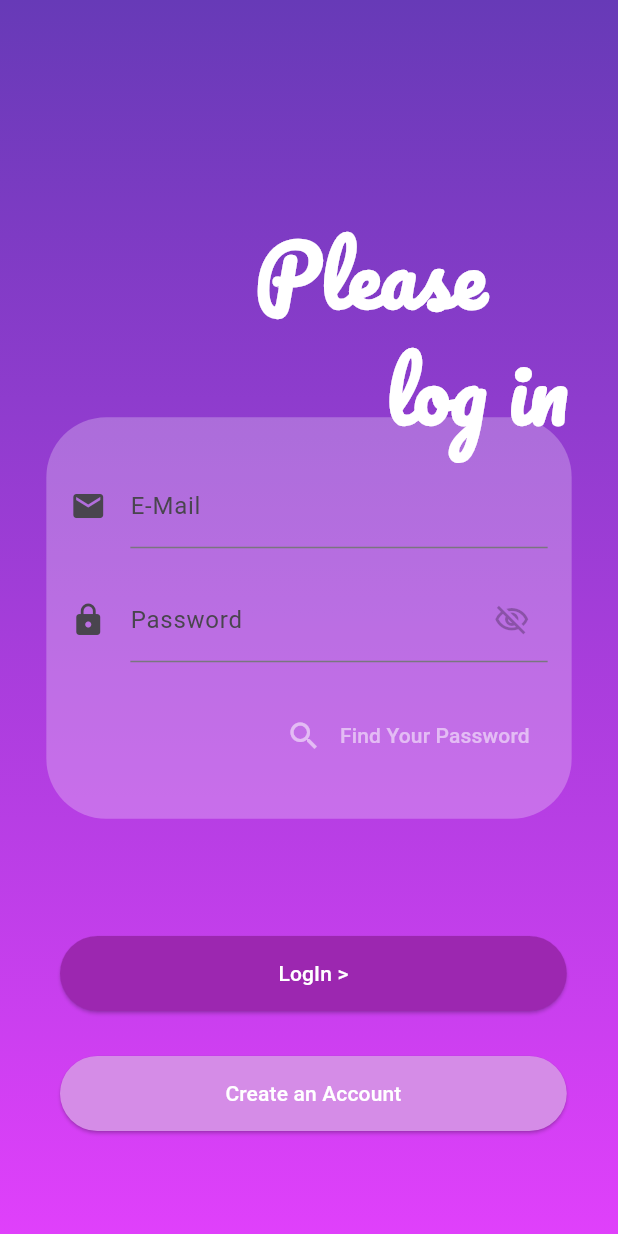
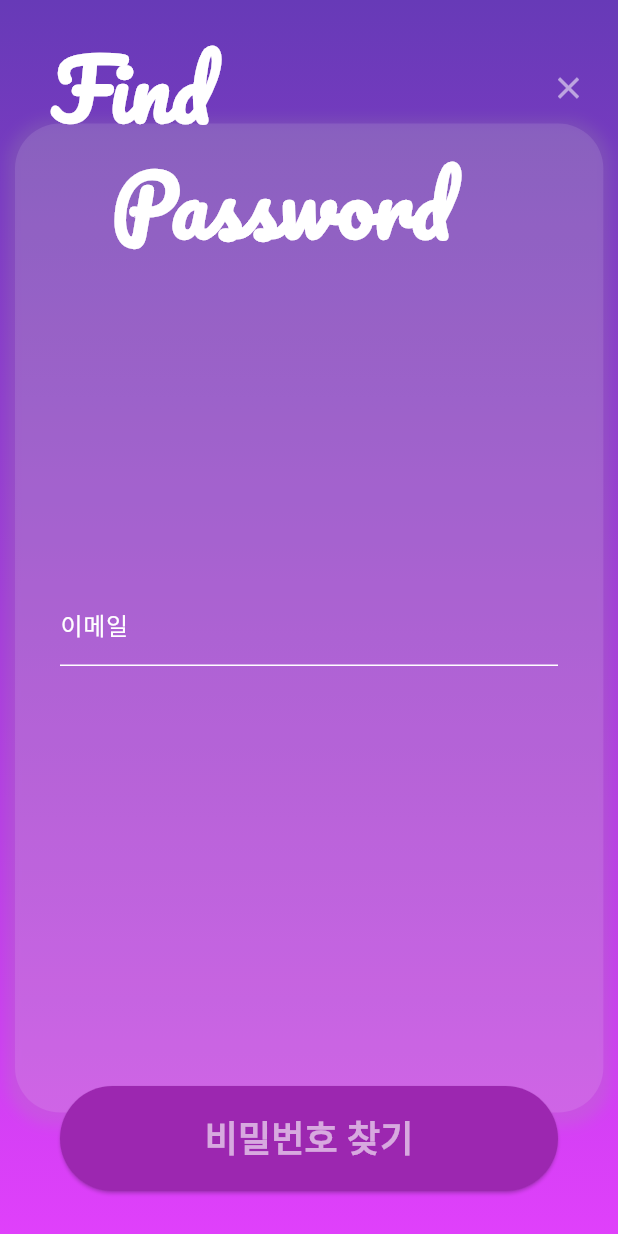
Before and after one commit to maccreyLim/Navi-Diary, a Flutter app: the screen it shows after launch, after a tap on "Find Your Password", on a phone screen of 412 x 824 dp. Run offline on Flutter 3.47's test engine with Material 3 defaults, Android fonts, the phone set to English and light mode, and no system bars; our stand-ins replace cloud_firestore, firebase_auth, firebase_core, firebase_storage, flutter_image_compress, fluttertoast and 4 more; missing offline and left inert: flutter_email_sender; accounts and stored records are empty.

Commit message:
20231221_01_Password discovery implemented

```diff
--- a/lib/controller/auth_controller.dart
+++ b/lib/controller/auth_controller.dart
@@ -267,4 +267,12 @@ class AuthController extends GetxController {
       await doc.reference.delete();
     }
   }
+
+  //패스워드 찾기
+  Future<void> forgotPassword(String email) async {
+    // 사용자 인증
+    final auth = FirebaseAuth.instance;
+    // 비밀번호 재설정 메일 전송
+    await auth.sendPasswordResetEmail(email: email);
+  }
 }
--- /dev/null
+++ b/lib/scr/find_password_screen.dart
@@ -0,0 +1,165 @@
+import 'package:flutter/material.dart';
+import 'package:get/get.dart';
+import 'package:google_fonts/google_fonts.dart';
+import 'package:navi_diary/controller/auth_controller.dart';
+import 'package:navi_diary/widget/show_toast.dart';
+
+class FindPasswordScreen extends StatelessWidget {
+  // 이메일 입력 컨트롤러
+  final TextEditingController emailController = TextEditingController();
+
+  final AuthController _authController = AuthController.instance;
+
+  FindPasswordScreen({Key? key}) : super(key: key);
+
+  @override
+  Widget build(BuildContext context) {
+    return Scaffold(
+      resizeToAvoidBottomInset: false,
+      body: Container(
+        decoration: const BoxDecoration(
+          gradient: LinearGradient(
+            begin: Alignment.topCenter,
+            end: Alignment.bottomCenter,
+            colors: [
+              Colors.deepPurple,
+              Colors.purpleAccent,
+            ],
+          ),
+        ),
+        child: Stack(
+          children: [
+            Positioned(
+              top: MediaQuery.of(context).size.height * 0.10,
+              left: 10,
+              child: Center(
+                child: Container(
+                  width: MediaQuery.of(context).size.width * 0.952,
+                  height: MediaQuery.of(context).size.height * 0.8,
+                  decoration: BoxDecoration(
+                    color: Colors.white.withOpacity(0.1),
+                    boxShadow: [
+                      BoxShadow(
+                        color: Colors.grey.withOpacity(0.2),
+                        spreadRadius: 5,
+                        blurRadius: 7,
+                        offset: const Offset(0, 3),
+                      ),
+                    ],
+                    borderRadius: BorderRadius.circular(30),
+                  ),
+                ),
+              ),
+            ),
+            Positioned(
+              top: 20,
+              left: 20,
+              child: Column(
+                mainAxisAlignment: MainAxisAlignment.start,
+                crossAxisAlignment: CrossAxisAlignment.start,
+                children: [
+                  Row(
+                    mainAxisAlignment: MainAxisAlignment.start,
+                    children: [
+                      Column(
+                        crossAxisAlignment: CrossAxisAlignment.start,
+                        children: [
+                          Row(
+                            children: [
+                              Text(
+                                ' Find',
+                                style: GoogleFonts.pacifico(
+                                  fontSize: 54,
+                                  color: Colors.white,
+                                  fontWeight: FontWeight.bold,
+                                ),
+                              ),
+                              SizedBox(
+                                width: MediaQuery.of(context).size.width * 0.52,
+                              ),
+                              IconButton(
+                                onPressed: () {
+                                  // 뒤로가기
+                                  Get.back();
+                                },
+                                icon: const Icon(
+                                  Icons.close,
+                                  color: Colors.white54,
+                                ),
+                              ),
+                            ],
+                          ),
+                          Row(
+                            children: [
+                              const SizedBox(width: 40),
+                              Text(
+                                ' Password',
+                                style: GoogleFonts.pacifico(
+                                  fontSize: 54,
+                                  color: Colors.white,
+                                  fontWeight: FontWeight.bold,
+                                ),
+                              ),
+                            ],
+                          ),
+                        ],
+                      ),
+                    ],
+                  ),
+                ],
+              ),
+            ),
+            Positioned(
+              bottom: 30,
+              left: 40,
+              right: 40,
+              child: Column(
+                children: [
+                  TextFormField(
+                    controller: emailController,
+                    decoration: const InputDecoration(
+                      labelText: '이메일',
+                      labelStyle: TextStyle(color: Colors.white),
+                      focusedBorder: UnderlineInputBorder(
+                        borderSide: BorderSide(color: Colors.white),
+                      ),
+                      enabledBorder: UnderlineInputBorder(
+                        borderSide: BorderSide(color: Colors.white),
+                      ),
+                    ),
+                    style: const TextStyle(color: Colors.white),
+                  ),
+                  SizedBox(height: 280),
+                  SizedBox(
+                    width: MediaQuery.of(context).size.width * 1,
+                    height: 70,
+                    child: ElevatedButton(
+                      style: ElevatedButton.styleFrom(
+                          backgroundColor: Colors.purple),
+                      onPressed: () async {
+                        // 비밀번호 찾기 실행
+                        await _authController
+                            .forgotPassword(emailController.text);
+                        // 알림 표시
+                        showToast('비밀번호 재설정 메일을 전송했습니다.', 2);
+                        Get.back();
+                      },
+                      child: Text(
+                        '비밀번호 찾기',
+                        style: TextStyle(
+                          fontSize: 24,
+                          fontWeight: FontWeight.bold,
+                          color: Colors.white60,
+                        ),
+                      ),
+                    ),
+                  ),
+                ],
+              ),
+            ),
+          ],
+        ),
+      ),
+    );
+  }
+}
--- a/lib/scr/login_screen.dart
+++ b/lib/scr/login_screen.dart
@@ -2,6 +2,7 @@ import 'package:flutter/material.dart';
 import 'package:google_fonts/google_fonts.dart';
 import 'package:get/get.dart';
 import 'package:navi_diary/controller/auth_controller.dart';
+import 'package:navi_diary/scr/find_password_screen.dart';
 import 'package:navi_diary/scr/join_screen.dart';
 import 'package:validators/validators.dart';
 
@@ -139,6 +140,7 @@ class _LoginScreenState extends State<LoginScreen> {
                                   TextButton(
                                       onPressed: () {
                                         //Todo: 파이어베이스 Password찾기 구현
+                                        Get.to(() => FindPasswordScreen());
                                       },
                                       child: const Text(
                                         'Find Your Password',
```
